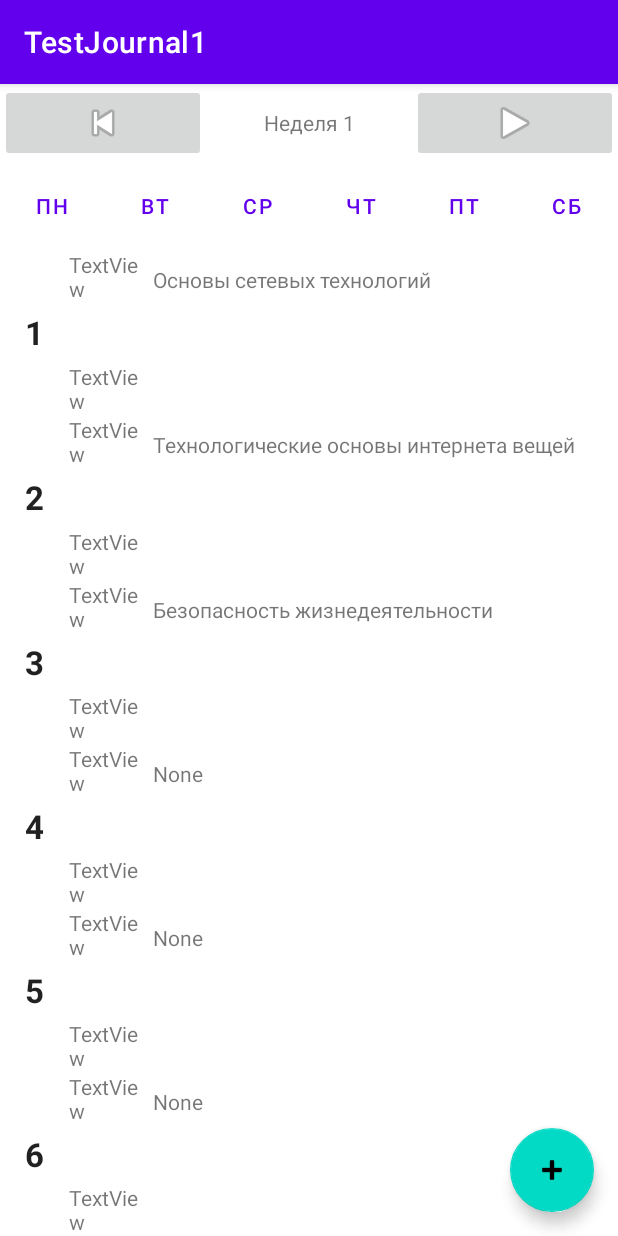
After one commit to iluuxa/AttJournal, an Android app: the fragment ScheduleFragment shown on its own in the app's theme, on a phone screen of 412 x 824 dp. The commit adds this screen. Run offline under Robolectric (Android 15) with nearby library versions, the phone set to English and light mode, and no system bars.

Commit message:
Рефакторинг и добавлена активность создания предмета (SubjectChange)

```diff
--- a/app/src/main/AndroidManifest.xml
+++ b/app/src/main/AndroidManifest.xml
@@ -10,8 +10,13 @@
         android:supportsRtl="true"
         android:theme="@style/Theme.TestJournal1">
         <activity
+            android:name=".SubjectChange"
+            android:parentActivityName=".MainActivity"
+            android:exported="true" />
+        <activity
             android:name=".MainActivity"
             android:exported="true"
+            android:launchMode="singleTop"
             android:label="@string/app_name"
             android:theme="@style/Theme.TestJournal1.NoActionBar">
             <intent-filter>
--- a/app/src/main/java/stu/ilexa/testjournal1/Schedule.java
+++ b/app/src/main/java/stu/ilexa/testjournal1/Schedule.java
@@ -7,10 +7,10 @@ public class Schedule{
      * Инициализация и обнуление расписания
      */
     public static void eraseSchedule(){
-        for (String[][] s1 : schedule){
-            for (String[] s2 : s1){
-                for (String s3 : s2){
-                    s3="None";
+        for(int i=0;i<schedule.length;i++){
+            for(int j=0;j<schedule[i].length;j++){
+                for(int k=0;k<schedule[j].length;k++){
+                    schedule[i][j][k]="None";
                 }
             }
         }
--- a/app/src/main/java/stu/ilexa/testjournal1/ui/home/HomeViewModel.java
+++ b/app/src/main/java/stu/ilexa/testjournal1/ui/home/HomeViewModel.java
@@ -1,12 +1,8 @@
 package stu.ilexa.testjournal1.ui.home;
-
-import android.app.Activity;
 
 import androidx.lifecycle.LiveData;
 import androidx.lifecycle.MutableLiveData;
 import androidx.lifecycle.ViewModel;
-
-import stu.ilexa.testjournal1.ui.slideshow.SlideshowViewModel;
 
 public class HomeViewModel extends ViewModel {
 
--- a/app/src/main/java/stu/ilexa/testjournal1/ui/slideshow/Days.java
+++ b/app/src/main/java/stu/ilexa/testjournal1/ui/schedule/Days.java
@@ -1,4 +1,4 @@
-package stu.ilexa.testjournal1.ui.slideshow;
+package stu.ilexa.testjournal1.ui.schedule;
 
 public enum Days {
     Monday,
--- /dev/null
+++ b/app/src/main/java/stu/ilexa/testjournal1/ui/schedule/ScheduleFragment.java
@@ -0,0 +1,106 @@
+package stu.ilexa.testjournal1.ui.schedule;
+
+import android.content.Intent;
+import android.os.Bundle;
+import android.util.Log;
+import android.view.LayoutInflater;
+import android.view.View;
+import android.view.ViewGroup;
+import android.widget.TextView;
+
+import androidx.annotation.NonNull;
+import androidx.core.app.NavUtils;
+import androidx.fragment.app.Fragment;
+import androidx.lifecycle.ViewModelProvider;
+
+import stu.ilexa.testjournal1.SubjectChange;
+import stu.ilexa.testjournal1.databinding.FragmentScheduleBinding;
+
+public class ScheduleFragment extends Fragment implements View.OnClickListener {
+
+    private static final String TAG = "ScheduleFragment";
+    private ScheduleViewModel scheduleViewModel;
+    private FragmentScheduleBinding binding;
+
+    public View onCreateView(@NonNull LayoutInflater inflater,
+                             ViewGroup container, Bundle savedInstanceState) {
+        scheduleViewModel =
+                new ViewModelProvider(this).get(ScheduleViewModel.class);
+
+        binding = FragmentScheduleBinding.inflate(inflater, container, false);
+        View root = binding.getRoot();
+
+        final TextView textViewSubjectSlot1 = binding.textViewSubjectSlot1;
+        final TextView textViewSubjectSlot2 = binding.textViewSubjectSlot2;
+        final TextView textViewSubjectSlot3 = binding.textViewSubjectSlot3;
+        final TextView textViewSubjectSlot4 = binding.textViewSubjectSlot4;
+        final TextView textViewSubjectSlot5 = binding.textViewSubjectSlot5;
+        final TextView textViewSubjectSlot6 = binding.textViewSubjectSlot6;
+        final TextView textViewWeekNumber = binding.textViewWeekNumber;
+
+        scheduleViewModel.getText().observe(getViewLifecycleOwner(), s -> {
+            textViewSubjectSlot1.setText(s[0]);
+            textViewSubjectSlot2.setText(s[1]);
+            textViewSubjectSlot3.setText(s[2]);
+            textViewSubjectSlot4.setText(s[3]);
+            textViewSubjectSlot5.setText(s[4]);
+            textViewSubjectSlot6.setText(s[5]);
+            String concatenation = "Неделя "+(scheduleViewModel.getSelectedWeek()+1);
+            textViewWeekNumber.setText(concatenation);
+        });
+
+        binding.ButtonWeekDay1.setOnClickListener(this);
+        binding.ButtonWeekDay2.setOnClickListener(this);
+        binding.ButtonWeekDay3.setOnClickListener(this);
+        binding.ButtonWeekDay4.setOnClickListener(this);
+        binding.ButtonWeekDay5.setOnClickListener(this);
+        binding.ButtonWeekDay6.setOnClickListener(this);
+        binding.imageButtonWeekNext.setOnClickListener(this);
+        binding.imageButtonWeekPrevious.setOnClickListener(this);
+
+        return root;
+    }
+
+
+    @Override
+    public void onClick(View view) {
+        Log.d(TAG,"clicked");
+        switch ((String) view.getTag()){
+            case "buttonWeekDay1":
+                scheduleViewModel.setSelectedDay(0);
+                break;
+            case "buttonWeekDay2":
+                scheduleViewModel.setSelectedDay(1);
+                break;
+            case "buttonWeekDay3":
+                scheduleViewModel.setSelectedDay(2);
+                break;
+            case "buttonWeekDay4":
+                scheduleViewModel.setSelectedDay(3);
+                break;
+            case "buttonWeekDay5":
+                scheduleViewModel.setSelectedDay(4);
+                break;
+            case "buttonWeekDay6":
+                scheduleViewModel.setSelectedDay(5);
+                break;
+            case "imageButtonWeekNext":
+                scheduleViewModel.incrementSelectedWeek();
+                break;
+            case "imageButtonWeekPrevious":
+                scheduleViewModel.decrementSelectedWeek();
+                break;
+            case "addSubjectFAB":
+                Intent intent = new Intent(getActivity(), SubjectChange.class);
+                startActivity(intent);
+                break;
+
+        }
+    }
+
+    @Override
+    public void onDestroyView() {
+        super.onDestroyView();
+        binding = null;
+    }
+}
--- a/app/src/main/java/stu/ilexa/testjournal1/ui/slideshow/SlideshowViewModel.java
+++ b/app/src/main/java/stu/ilexa/testjournal1/ui/schedule/ScheduleViewModel.java
@@ -1,4 +1,4 @@
-package stu.ilexa.testjournal1.ui.slideshow;
+package stu.ilexa.testjournal1.ui.schedule;
 
 import androidx.lifecycle.LiveData;
 import androidx.lifecycle.MutableLiveData;
@@ -6,13 +6,13 @@ import androidx.lifecycle.ViewModel;
 
 import stu.ilexa.testjournal1.Schedule;
 
-public class SlideshowViewModel extends ViewModel {
+public class ScheduleViewModel extends ViewModel {
 
     private MutableLiveData<String[]> mText;
     private int selectedDay;
     private int selectedWeek;
 
-    public SlideshowViewModel() {
+    public ScheduleViewModel() {
         mText = new MutableLiveData<>();
         Schedule.testInit();
         //String[] displayedSubjects = Schedule.schedule[selectedWeek][selectedDay];
--- a/app/src/main/res/layout/fragment_slideshow.xml
+++ b/app/src/main/res/layout/fragment_schedule.xml
@@ -4,8 +4,10 @@
     xmlns:tools="http://schemas.android.com/tools"
     android:layout_width="match_parent"
     android:layout_height="match_parent"
-    tools:context=".ui.slideshow.SlideshowFragment">
-
+    tools:context=".ui.schedule.ScheduleFragment">
+    <FrameLayout
+        android:layout_width="match_parent"
+        android:layout_height="match_parent">
     <LinearLayout
         android:id="@+id/linearLayout"
         android:layout_width="match_parent"
@@ -24,6 +26,7 @@
                 android:layout_width="match_parent"
                 android:layout_height="match_parent"
                 android:layout_weight="1"
+                android:tag="imageButtonWeekPrevious"
                 android:src="@android:drawable/ic_media_previous" />
 
             <TextView
@@ -41,6 +44,7 @@
                 android:layout_width="match_parent"
                 android:layout_height="match_parent"
                 android:layout_weight="1"
+                android:tag="imageButtonWeekNext"
                 android:src="@android:drawable/ic_media_play" />
 
         </LinearLayout>
@@ -59,6 +63,7 @@
                 android:layout_margin="5dp"
                 android:layout_weight="1"
                 android:src="@android:drawable/radiobutton_off_background"
+                android:tag="buttonWeekDay1"
                 android:text="@string/day_of_week_1" />
 
             <Button
@@ -69,6 +74,7 @@
                 android:layout_margin="5dp"
                 android:layout_weight="1"
                 android:src="@android:drawable/radiobutton_off_background"
+                android:tag="buttonWeekDay2"
                 android:text="@string/day_of_week_2" />
 
             <Button
@@ -79,6 +85,7 @@
                 android:layout_margin="5dp"
                 android:layout_weight="1"
                 android:src="@android:drawable/radiobutton_off_background"
+                android:tag="buttonWeekDay3"
                 android:text="@string/day_of_week_3" />
 
             <Button
@@ -89,6 +96,7 @@
                 android:layout_margin="5dp"
                 android:layout_weight="1"
                 android:src="@android:drawable/radiobutton_off_background"
+                android:tag="buttonWeekDay4"
                 android:text="@string/day_of_week_4" />
 
             <Button
@@ -99,6 +107,7 @@
                 android:layout_margin="5dp"
                 android:layout_weight="1"
                 android:src="@android:drawable/radiobutton_off_background"
+                android:tag="buttonWeekDay5"
                 android:text="@string/day_of_week_5" />
 
             <Button
@@ -109,6 +118,7 @@
                 android:layout_margin="5dp"
                 android:layout_weight="1"
                 android:src="@android:drawable/radiobutton_off_background"
+                android:tag="buttonWeekDay6"
                 android:text="@string/day_of_week_6" />
         </LinearLayout>
 
@@ -159,6 +169,7 @@
                     android:id="@+id/textViewSubjectSlot1"
                     android:layout_width="match_parent"
                     android:layout_height="match_parent"
+                    android:layout_margin="10dp"
                     android:layout_weight="1"
                     android:text="TextView" />
 
@@ -206,6 +217,7 @@
                     android:id="@+id/textViewSubjectSlot2"
                     android:layout_width="match_parent"
                     android:layout_height="match_parent"
+                    android:layout_margin="10dp"
                     android:layout_weight="1"
                     android:text="TextView" />
 
@@ -253,6 +265,7 @@
                     android:id="@+id/textViewSubjectSlot3"
                     android:layout_width="match_parent"
                     android:layout_height="match_parent"
+                    android:layout_margin="10dp"
                     android:layout_weight="1"
                     android:text="TextView" />
 
@@ -300,6 +313,7 @@
                     android:id="@+id/textViewSubjectSlot4"
                     android:layout_width="match_parent"
                     android:layout_height="match_parent"
+                    android:layout_margin="10dp"
                     android:layout_weight="1"
                     android:text="TextView" />
 
@@ -347,6 +361,7 @@
                     android:id="@+id/textViewSubjectSlot5"
                     android:layout_width="match_parent"
                     android:layout_height="match_parent"
+                    android:layout_margin="10dp"
                     android:layout_weight="1"
                     android:text="TextView" />
 
@@ -394,6 +409,7 @@
                     android:id="@+id/textViewSubjectSlot6"
                     android:layout_width="match_parent"
                     android:layout_height="match_parent"
+                    android:layout_margin="10dp"
                     android:layout_weight="1"
                     android:text="TextView" />
 
@@ -402,4 +418,14 @@
         </LinearLayout>
 
     </LinearLayout>
+
+        <com.google.android.material.floatingactionbutton.FloatingActionButton
+            android:id="@+id/fab"
+            android:layout_width="wrap_content"
+            android:layout_height="wrap_content"
+            android:layout_gravity="end|bottom"
+            android:layout_margin="@dimen/fab_margin"
+            android:tag="addSubjectFAB"
+            android:src="@android:drawable/ic_input_add" />
+    </FrameLayout>
 </androidx.constraintlayout.widget.ConstraintLayout>
--- a/app/src/main/res/layout/fragment_gallery.xml
+++ b/app/src/main/res/layout/fragment_students.xml
@@ -4,7 +4,7 @@
     xmlns:tools="http://schemas.android.com/tools"
     android:layout_width="match_parent"
     android:layout_height="match_parent"
-    tools:context=".ui.gallery.GalleryFragment">
+    tools:context=".ui.students.StudentsFragment">
 
     <TextView
         android:id="@+id/text_gallery"
```
Also changed, not shown: app/src/main/java/stu/ilexa/testjournal1/MainActivity.java (+1 -15 lines), app/src/main/java/stu/ilexa/testjournal1/ui/slideshow/DaysButtonListener.java (deleted, +0 -70 lines), app/src/main/java/stu/ilexa/testjournal1/ui/slideshow/SlideshowFragment.java (deleted, +0 -111 lines), app/src/main/java/stu/ilexa/testjournal1/ui/slideshow/WeekButtonListener.java (deleted, +0 -32 lines), app/src/main/java/stu/ilexa/testjournal1/ui/students/StudentsFragment.java (renamed from app/src/main/java/stu/ilexa/testjournal1/ui/gallery/GalleryFragment.java, +9 -10 lines), app/src/main/java/stu/ilexa/testjournal1/ui/students/StudentsViewModel.java (renamed from app/src/main/java/stu/ilexa/testjournal1/ui/gallery/GalleryViewModel.java, +4 -4 lines), app/src/main/res/navigation/mobile_navigation.xml (+4 -4 lines), app/src/main/res/values/strings.xml (+9 -3 lines).
